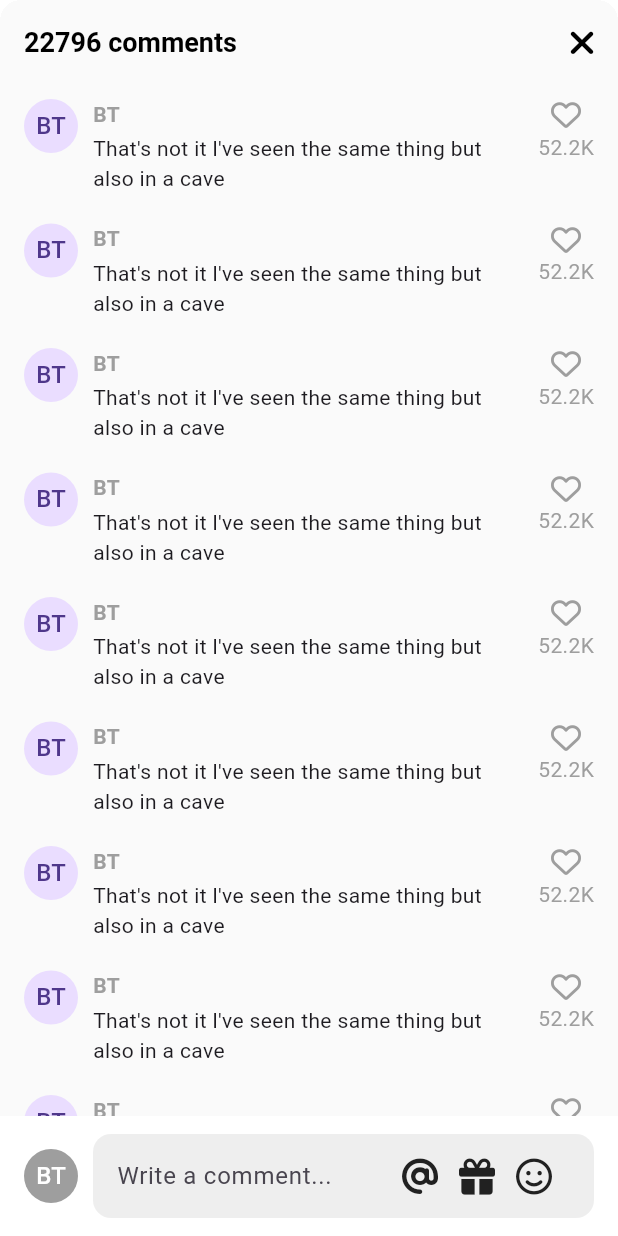
After one commit to jon890/tiktok_clone, a Flutter app: the VideoComments screen opened directly, on a phone screen of 412 x 824 dp. The commit adds this screen. Run offline on Flutter 3.47's test engine with Material 2 defaults, Android fonts, the phone set to English and light mode, and no system bars; our stand-ins replace font_awesome_flutter, video_player, visibility_detector; network calls fail.

Commit message:
:lipstick: Comments BottomSheet

```diff
--- a/lib/features/main_navigation/main_navigation_screen.dart
+++ b/lib/features/main_navigation/main_navigation_screen.dart
@@ -40,6 +40,7 @@ class _MainNavigationScreenState extends State<MainNavigationScreen> {
   @override
   Widget build(BuildContext context) {
     return Scaffold(
+      resizeToAvoidBottomInset: false,
       backgroundColor: _selectedIndex == 0 ? Colors.black : Colors.white,
       body: Stack(
         children: [
--- /dev/null
+++ b/lib/features/videos/widgets/video_comments.dart
@@ -0,0 +1,177 @@
+import 'package:flutter/material.dart';
+import 'package:font_awesome_flutter/font_awesome_flutter.dart';
+import 'package:tiktok_clone/constants/gaps.dart';
+import 'package:tiktok_clone/constants/sizes.dart';
+
+class VideoComments extends StatefulWidget {
+  const VideoComments({super.key});
+
+  @override
+  State<VideoComments> createState() => _VideoCommentsState();
+}
+
+class _VideoCommentsState extends State<VideoComments> {
+  bool _isWriting = false;
+  final ScrollController _scrollController = ScrollController();
+
+  void _onClosePressed() {
+    Navigator.of(context).pop();
+  }
+
+  void _stopWriting() {
+    FocusScope.of(context).unfocus();
+    setState(() {
+      _isWriting = false;
+    });
+  }
+
+  void _onStartWriting() {
+    setState(() {
+      _isWriting = true;
+    });
+  }
+
+  @override
+  Widget build(BuildContext context) {
+    final size = MediaQuery.of(context).size;
+
+    return Container(
+      height: size.height * 0.75,
+      clipBehavior: Clip.hardEdge,
+      decoration:
+          BoxDecoration(borderRadius: BorderRadius.circular(Sizes.size14)),
+      child: Scaffold(
+        backgroundColor: Colors.grey.shade50,
+        appBar: AppBar(
+          backgroundColor: Colors.grey.shade50,
+          automaticallyImplyLeading: false,
+          title: const Text('22796 comments'),
+          actions: [
+            IconButton(
+                onPressed: _onClosePressed,
+                icon: const FaIcon(FontAwesomeIcons.xmark))
+          ],
+        ),
+        body: GestureDetector(
+          onTap: _stopWriting,
+          child: Stack(
+            children: [
+              Scrollbar(
+                controller: _scrollController,
+                child: ListView.separated(
+                  controller: _scrollController,
+                  padding: const EdgeInsets.only(
+                      top: Sizes.size10,
+                      bottom: Sizes.size96 + Sizes.size28,
+                      left: Sizes.size16,
+                      right: Sizes.size16),
+                  itemCount: 10,
+                  separatorBuilder: (context, index) => Gaps.v20,
+                  itemBuilder: (context, index) => Row(
+                      crossAxisAlignment: CrossAxisAlignment.start,
+                      children: [
+                        const CircleAvatar(radius: 18, child: Text('BT')),
+                        Gaps.h10,
+                        Expanded(
+                            child: Column(
+                          crossAxisAlignment: CrossAxisAlignment.start,
+                          children: [
+                            Text(
+                              'BT',
+                              style: TextStyle(
+                                  fontWeight: FontWeight.bold,
+                                  fontSize: Sizes.size14,
+                                  color: Colors.grey.shade500),
+                            ),
+                            Gaps.v3,
+                            const Text(
+                                "That's not it l've seen the same thing but also in a cave")
+                          ],
+                        )),
+                        Gaps.h10,
+                        Column(
+                          children: [
+                            FaIcon(FontAwesomeIcons.heart,
+                                size: Sizes.size20,
+                                color: Colors.grey.shade500),
+                            Gaps.v2,
+                            Text('52.2K',
+                                style: TextStyle(color: Colors.grey.shade500)),
+                          ],
+                        )
+                      ]),
+                ),
+              ),
+              Positioned(
+                bottom: 0,
+                width: size.width,
+                child: BottomAppBar(
+                  color: Colors.white,
+                  child: Row(
+                    children: [
+                      CircleAvatar(
+                        radius: 18,
+                        backgroundColor: Colors.grey.shade500,
+                        foregroundColor: Colors.white,
+                        child: const Text('BT'),
+                      ),
+                      Gaps.h10,
+                      Expanded(
+                        child: TextField(
+                          onTap: _onStartWriting,
+                          minLines: null,
+                          maxLines: null,
+                          expands: true,
+                          textInputAction: TextInputAction.newline,
+                          cursorColor: Theme.of(context).primaryColor,
+                          decoration: InputDecoration(
+                              hintText: "Write a comment...",
+                              border: OutlineInputBorder(
+                                  borderRadius:
+                                      BorderRadius.circular(Sizes.size12),
+                                  borderSide: BorderSide.none),
+                              filled: true,
+                              fillColor: Colors.grey.shade200,
+                              contentPadding: const EdgeInsets.symmetric(
+                                  horizontal: Sizes.size12,
+                                  vertical: Sizes.size10),
+                              suffixIcon: Padding(
+                                padding: const EdgeInsets.only(
+                                  right: Sizes.size14,
+                                ),
+                                child: Row(
+                                  mainAxisSize: MainAxisSize.min,
+                                  children: [
+                                    FaIcon(FontAwesomeIcons.at,
+                                        color: Colors.grey.shade900),
+                                    Gaps.h14,
+                                    FaIcon(FontAwesomeIcons.gift,
+                                        color: Colors.grey.shade900),
+                                    Gaps.h14,
+                                    FaIcon(FontAwesomeIcons.faceSmile,
+                                        color: Colors.grey.shade900),
+                                    Gaps.h14,
+                                    if (_isWriting)
+                                      GestureDetector(
+                                        onTap: _stopWriting,
+                                        child: FaIcon(
+                                          FontAwesomeIcons.circleArrowUp,
+                                          color: Theme.of(context).primaryColor,
+                                        ),
+                                      )
+                                  ],
+                                ),
+                              )),
+                        ),
+                      )
+                    ],
+                  ),
+                ),
+              )
+            ],
+          ),
+        ),
+      ),
+    );
+  }
+}
--- a/lib/features/videos/widgets/video_post.dart
+++ b/lib/features/videos/widgets/video_post.dart
@@ -3,6 +3,7 @@ import 'package:font_awesome_flutter/font_awesome_flutter.dart';
 import 'package:tiktok_clone/constants/gaps.dart';
 import 'package:tiktok_clone/constants/sizes.dart';
 import 'package:tiktok_clone/features/videos/widgets/video_button.dart';
+import 'package:tiktok_clone/features/videos/widgets/video_comments.dart';
 import 'package:video_player/video_player.dart';
 import 'package:visibility_detector/visibility_detector.dart';
 
@@ -85,6 +86,23 @@ class _VideoPostState extends State<VideoPost>
     });
   }
 
+  void _onCommentsTop(BuildContext context) async {
+    if (_videoPlayerController.value.isPlaying) {
+      _onTogglePause();
+    }
+
+    await showModalBottomSheet(
+        context: context,
+        isScrollControlled: true,
+        backgroundColor: Colors.transparent,
+        builder: (context) {
+          return const VideoComments();
+        });
+
+    // after dismiss
+    _onTogglePause();
+  }
+
   @override
   Widget build(BuildContext context) {
     return VisibilityDetector(
@@ -133,12 +151,12 @@ class _VideoPostState extends State<VideoPost>
                       ))
                 ],
               )),
-          const Positioned(
+          Positioned(
               bottom: 30,
               right: 15,
               child: Column(
                 children: [
-                  CircleAvatar(
+                  const CircleAvatar(
                     radius: 25,
                     backgroundColor: Colors.white,
                     foregroundColor: Colors.white,
@@ -147,11 +165,15 @@ class _VideoPostState extends State<VideoPost>
                     child: Text("병태"),
                   ),
                   Gaps.v24,
-                  VideoButton(icon: FontAwesomeIcons.solidHeart, text: "2.9M"),
+                  const VideoButton(
+                      icon: FontAwesomeIcons.solidHeart, text: "2.9M"),
                   Gaps.v24,
-                  VideoButton(icon: FontAwesomeIcons.solidComment, text: "33K"),
+                  GestureDetector(
+                      onTap: () => _onCommentsTop(context),
+                      child: const VideoButton(
+                          icon: FontAwesomeIcons.solidComment, text: "33K")),
                   Gaps.v24,
-                  VideoButton(icon: FontAwesomeIcons.share, text: "Share")
+                  const VideoButton(icon: FontAwesomeIcons.share, text: "Share")
                 ],
               ))
         ],
```
